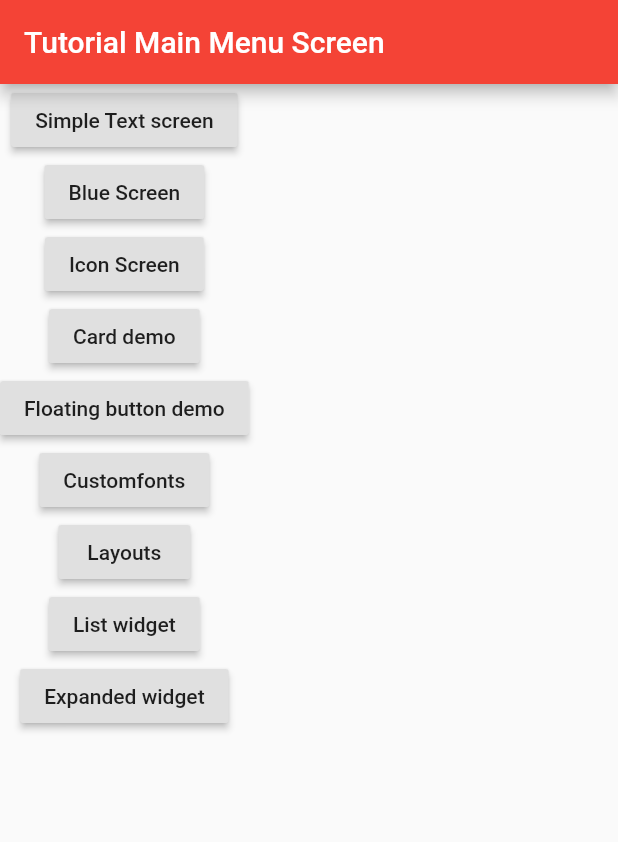
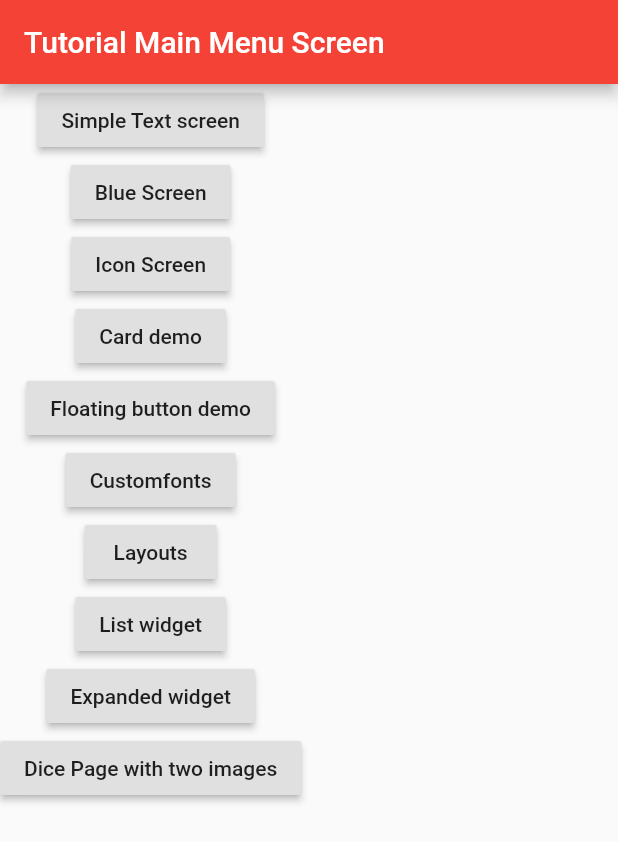
Before and after one commit to KK-MS/app_tutorial_flutter, a Flutter app: the screen it shows after launch, on a phone screen of 412 x 824 dp. Shown: the top 842 px of the screen. Run offline on Flutter 3.47's test engine with Material 2 defaults, Android fonts, the phone set to English and light mode, and no system bars.

Commit message:
1.Stateful widget + import 11_dice page + Create a new btn

```diff
--- a/lib/main.dart
+++ b/lib/main.dart
@@ -10,6 +10,7 @@ import '07_custome_fonts.dart';
 import '08_layouts_row_column.dart';
 import '09_list_widget.dart';
 import '10_expanded_screen.dart';
+import '11_dicee_page.dart';
 
 
 // main function
@@ -47,6 +48,7 @@ class MyAppMain extends StatelessWidget {
         '/08layouts':(context) => LayoutsRowColumn(),
         '/09listwidget':(context)=> ListWidgetScreen(),
         '/10Expanded' : (context) => ExpandedWidgetScreen(),
+        '/11Dicepage' : (context)=> DicePage(),
 
       },
     ));
@@ -71,6 +73,7 @@ class MainMenuScreen extends StatelessWidget {
           btn08Layouts(context),
           btn09ListWidget(context),
           btn10Expanded(context),
+          btn11Dicepage(context),
 
        ],
       ),
@@ -191,6 +194,21 @@ class MainMenuScreen extends StatelessWidget {
     );
   }
 
+  Widget btn11Dicepage(BuildContext context)
+  {
+    return RaisedButton(
+      child: Text('Dice Page with two images'),
+      onPressed: () {
+        print("On pressed btn Expanded btn ");
+        // Navigate to the second screen using a named route.
+        Navigator.pushNamed(context, '/11Dicepage');
+      },
+    );
+  }
+
+
+
+
 
 }
 
```
